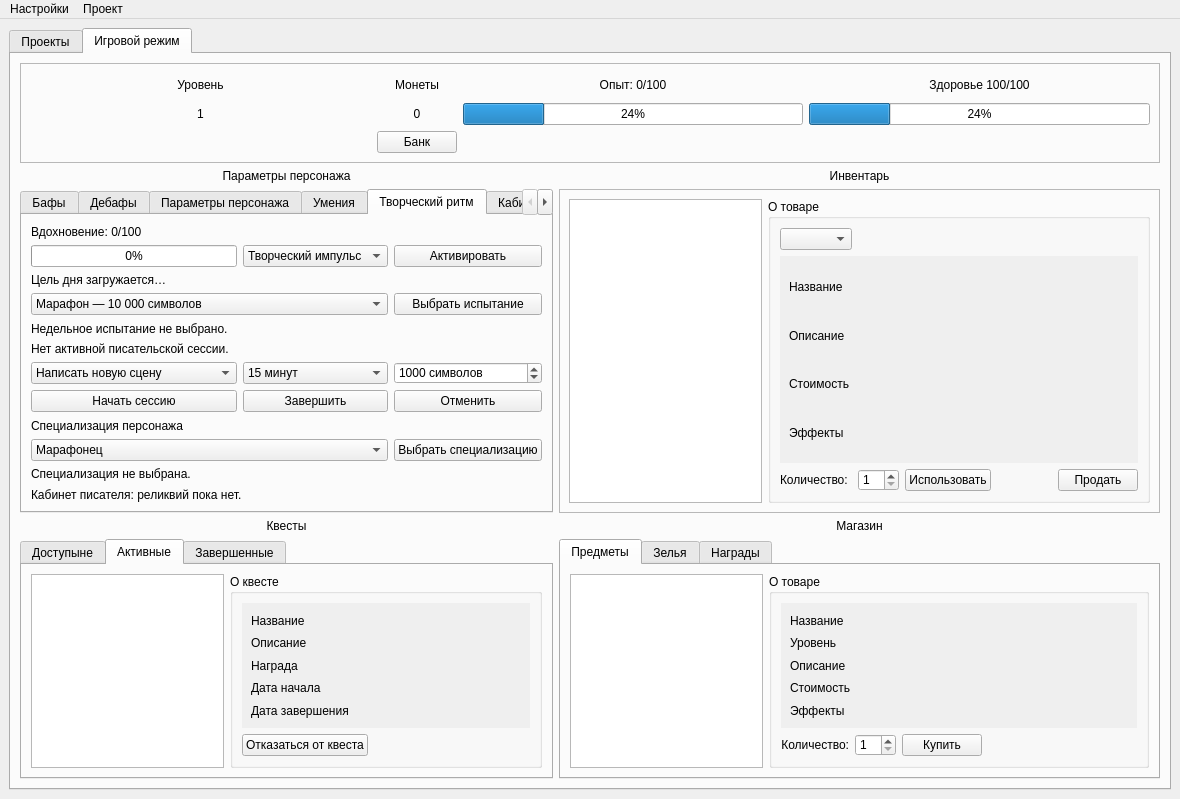
nevskyforever/nfprogress, file UI template/main_window.ui: the form before one commit.
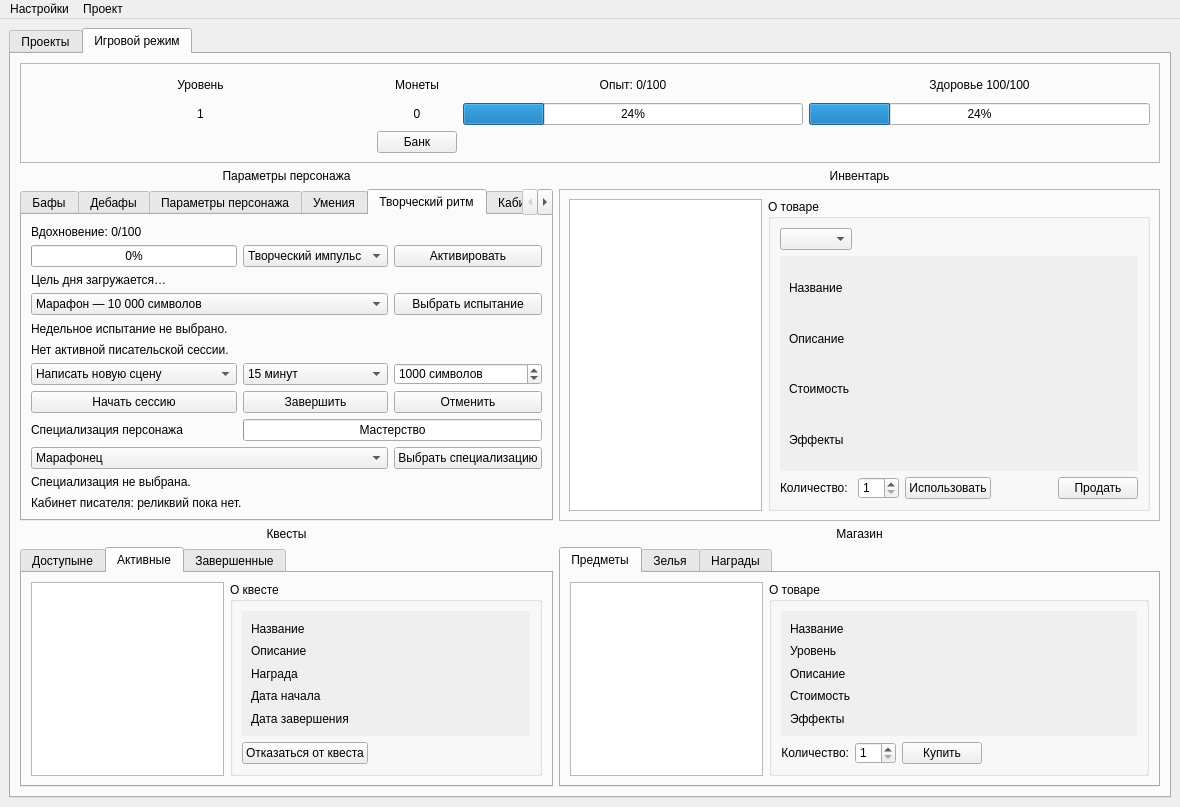
The form after the commit. The open tabs and pages were chosen to show the change.

Commit message:
feat(game): добавить мастерство специализаций
Хранить отдельный прогресс мастерства для каждой специализации и повышать его за профильные действия: крупные записи, сессии, испытания, редактуру и завершение текстов.

Рассчитывать пять рангов по накопленному опыту, постепенно усиливать пассивный бонус и показывать прогресс следующего ранга без увеличения высоты вкладки.

Добавить миграцию старых сохранений, локализацию, документацию и тесты начисления мастерства.

Patch:
```diff
--- a/UI template/main_window.ui
+++ b/UI template/main_window.ui
@@ -2990,11 +2990,18 @@
               <property name="text"><string>Отменить</string></property>
              </widget>
             </item>
-            <item row="8" column="0" colspan="3">
+            <item row="8" column="0">
              <widget class="QLabel" name="specialization_title_label">
               <property name="text"><string>Специализация персонажа</string></property>
              </widget>
             </item>
+            <item row="8" column="1" colspan="2">
+             <widget class="QProgressBar" name="specialization_mastery_progressbar">
+              <property name="maximum"><number>3</number></property>
+              <property name="value"><number>0</number></property>
+              <property name="format"><string>Мастерство</string></property>
+             </widget>
+            </item>
             <item row="9" column="0" colspan="2">
              <widget class="QComboBox" name="specialization_combo">
               <item><property name="text"><string>Марафонец</string></property></item>
```
The commit also changes 7 other files.
